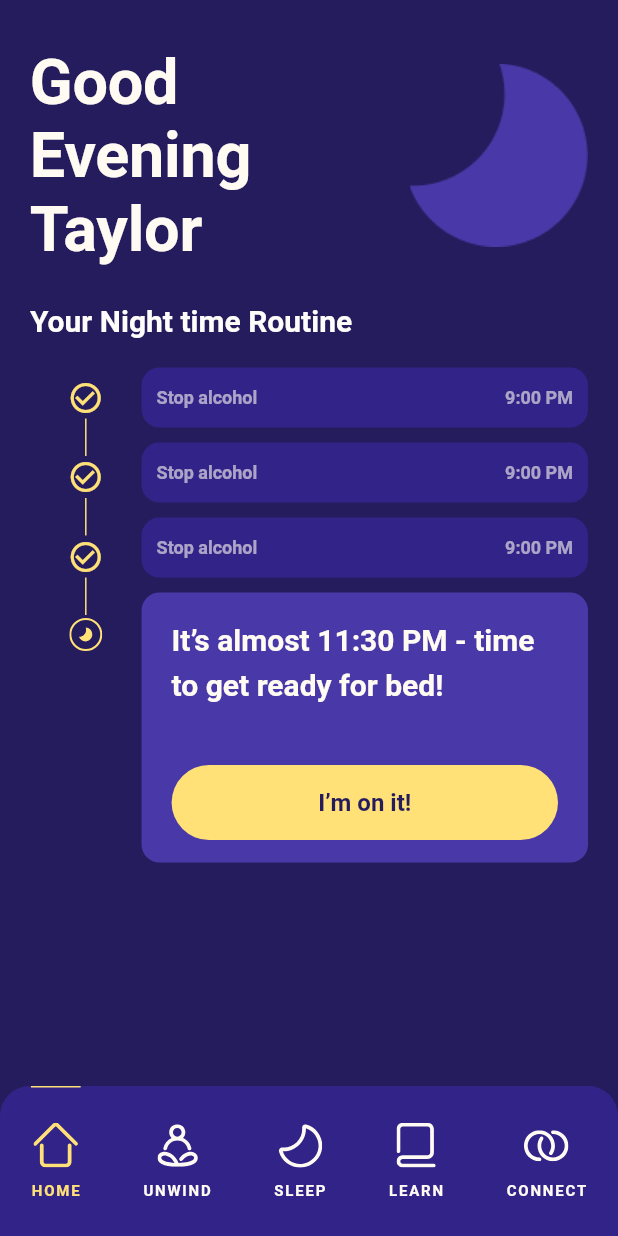
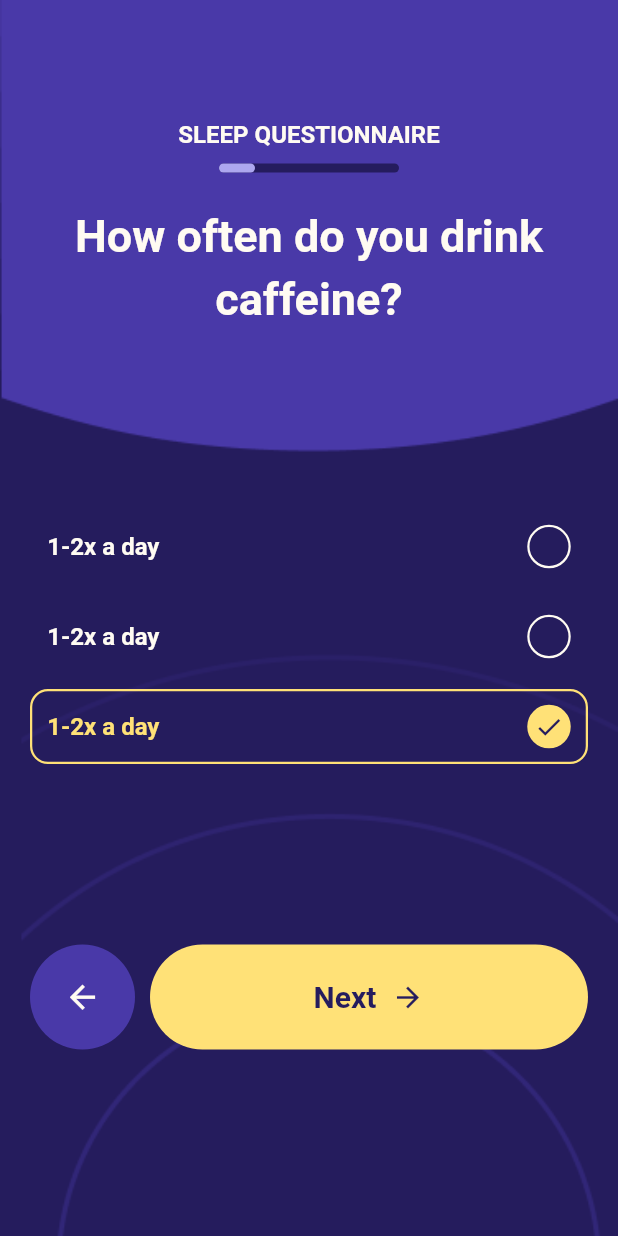
Before and after one commit to umar-101/heathcare, a Flutter app: the screen it shows after launch, on a phone screen of 412 x 824 dp. Run offline on Flutter 3.47's test engine with Material 2 defaults, Android fonts, the phone set to English and light mode, and no system bars; drawn by our look-alikes of percent_indicator; our stand-ins replace flutter_svg.

Commit message:
quiz screen added

```diff
--- a/lib/constants.dart
+++ b/lib/config/constants.dart
@@ -11,3 +11,12 @@ const kBackgroundColor = Color(0xFF4939A8);
 
 const kHeadingColor = Color(0xFFFFFBF2);
 const kSubHeadingColor = Color(0xFFFEFDFA);
+
+// Linear Bar Color
+
+const kBarFillColor = Color(0xFFADA7EF);
+const kBarBackColor = Color(0xFF251C5E);
+
+// Button Container Color
+
+const kButtonColor = Color(0xFFFFE177);
--- a/lib/main.dart
+++ b/lib/main.dart
@@ -1,6 +1,6 @@
 import 'package:flutter/material.dart';
-
-import 'screens/Home/home.dart';
+import 'package:routine_app/config/constants.dart';
+import 'package:routine_app/screens/Quiz/quiz.dart';
 
 void main() {
   runApp(const MyApp());
@@ -15,9 +15,25 @@ class MyApp extends StatelessWidget {
     return MaterialApp(
       title: 'Flutter Demo',
       theme: ThemeData(
-        primarySwatch: Colors.blue,
-      ),
-      home: const HomeScreen(),
+          scaffoldBackgroundColor: kPrimaryColor,
+          textTheme: const TextTheme(
+              headline1:
+                  TextStyle(color: kHeadingColor, fontWeight: FontWeight.w700),
+              headline2: TextStyle(
+                color: kHeadingColor,
+                fontSize: 30,
+                fontWeight: FontWeight.w700,
+              ),
+              headline3: TextStyle(
+                  color: kHeadingColor,
+                  fontSize: 20,
+                  fontWeight: FontWeight.w700),
+              headline4: TextStyle(
+                  color: kHeadingColor,
+                  fontSize: 16,
+                  fontWeight: FontWeight.w700),
+              subtitle1: TextStyle(color: kHeadingColor, fontSize: 12))),
+      home: const QuizScreen(),
     );
   }
 }
--- a/lib/screens/Home/home.dart
+++ b/lib/screens/Home/home.dart
@@ -1,14 +1,14 @@
-// ignore_for_file: prefer_typing_uninitialized_variables
+// ignore_for_file: prefer_typing_uninitialized_variables, avoid_unnecessary_containers
 
 import 'package:flutter_svg/flutter_svg.dart';
 
 import 'package:flutter/material.dart';
 
-import '../../constants.dart';
-import '../../widgets/coloured_navbar.dart';
-import '../../widgets/custom_button.dart';
-import 'components/bullet_point.dart';
-import 'components/check_bullet.dart';
+import '../../config/constants.dart';
+import '../../widgets/common/coloured_navbar.dart';
+import '../../widgets/common/custom_button.dart';
+import '../../widgets/home/bullet_point.dart';
+import '../../widgets/home/check_bullet.dart';
 
 var size, height, width;
 
@@ -34,7 +34,6 @@ class _HomeScreenState extends State<HomeScreen> {
     height = size.height;
     width = size.width;
     return Scaffold(
-      backgroundColor: kPrimaryColor,
       body: SafeArea(
         child: Padding(
           padding: const EdgeInsets.symmetric(horizontal: 20, vertical: 30),
--- /dev/null
+++ b/lib/screens/Quiz/quiz.dart
@@ -0,0 +1,95 @@
+import 'package:flutter/material.dart';
+
+// External Packages Import
+import 'package:percent_indicator/percent_indicator.dart';
+import 'package:routine_app/config/constants.dart';
+
+import '../../widgets/Quiz/check_box_container.dart';
+import '../../widgets/common/next_button.dart';
+
+var size, height, width;
+
+class QuizScreen extends StatefulWidget {
+  const QuizScreen({Key? key}) : super(key: key);
+
+  @override
+  State<QuizScreen> createState() => _QuizScreenState();
+}
+
+class _QuizScreenState extends State<QuizScreen> {
+  bool _value = false;
+  @override
+  Widget build(BuildContext context) {
+    size = MediaQuery.of(context).size;
+    height = size.height;
+    width = size.width;
+    return Scaffold(
+      body: Container(
+        padding: const EdgeInsets.symmetric(horizontal: 10, vertical: 40),
+        width: width,
+        decoration: const BoxDecoration(
+            image: DecorationImage(
+                image: AssetImage(
+                  'assets/images/quizback.png',
+                ),
+                fit: BoxFit.cover)),
+        child: Padding(
+          padding: const EdgeInsets.symmetric(horizontal: 10, vertical: 40),
+          child: Column(
+            children: [
+              Text('Sleep Questionnaire'.toUpperCase(),
+                  style: Theme.of(context).textTheme.headline4),
+              SizedBox(height: 10),
+              Container(
+                width: 140,
+                child: LinearPercentIndicator(
+                  width: 140,
+                  lineHeight: 6,
+                  percent: 0.2,
+                  backgroundColor: kBarBackColor,
+                  progressColor: kBarFillColor,
+                  barRadius: Radius.circular(20),
+                ),
+              ),
+              SizedBox(height: 20),
+              Text(
+                'How often do you drink caffeine?',
+                textAlign: TextAlign.center,
+                style: Theme.of(context).textTheme.headline2?.copyWith(
+                      height: 1.4,
+                    ),
+              ),
+              SizedBox(
+                height: height * 0.14,
+              ),
+              CheckBoxContainer(value: _value),
+              CheckBoxContainer(value: _value),
+              CheckBoxContainer(value: !_value),
+              SizedBox(
+                height: height * 0.14,
+              ),
+              Row(
+                children: [
+                  Container(
+                    width: 70,
+                    height: 70,
+                    decoration: BoxDecoration(
+                        color: kBackgroundColor, shape: BoxShape.circle),
+                    child: Center(
+                        child: Icon(
+                      Icons.arrow_back,
+                      size: 25,
+                      color: kHeadingColor,
+                    )),
+                  ),
+                  SizedBox(width: 10),
+                  NextButton()
+                ],
+              )
+            ],
+          ),
+        ),
+      ),
+    );
+  }
+}
--- /dev/null
+++ b/lib/widgets/Quiz/check_box_container.dart
@@ -0,0 +1,77 @@
+import 'package:flutter/material.dart';
+
+import '../../config/constants.dart';
+
+var size, height, width;
+
+class CheckBoxContainer extends StatelessWidget {
+  const CheckBoxContainer({
+    Key? key,
+    required bool value,
+  })  : _value = value,
+        super(key: key);
+
+  final bool _value;
+
+  @override
+  Widget build(BuildContext context) {
+    size = MediaQuery.of(context).size;
+    height = size.height;
+    width = size.width;
+    return Padding(
+      padding: const EdgeInsets.symmetric(vertical: 5),
+      child: Container(
+        width: width,
+        height: 50,
+        decoration: BoxDecoration(
+            borderRadius: BorderRadius.circular(12),
+            border: Border.all(
+                width: 1.5, color: _value ? kButtonColor : Colors.transparent)),
+        child: Padding(
+          padding: const EdgeInsets.symmetric(horizontal: 10),
+          child: Row(
+            children: [
+              Text(
+                '1-2x a day',
+                style: Theme.of(context)
+                    .textTheme
+                    .headline4
+                    ?.copyWith(color: _value ? kButtonColor : kHeadingColor),
+              ),
+              Spacer(),
+              GestureDetector(
+                onTap: () {
+                  // setState(() {
+                  //   _value = !_value;
+                  // });
+                },
+                child: Container(
+                  decoration: BoxDecoration(
+                      shape: BoxShape.circle,
+                      color: _value ? kButtonColor : Colors.transparent,
+                      border: Border.all(
+                          color: _value ? kButtonColor : kHeadingColor,
+                          width: 1.5)),
+                  child: Padding(
+                    padding: const EdgeInsets.all(3.0),
+                    child: _value
+                        ? Icon(
+                            Icons.check,
+                            size: 20,
+                            color: kBarBackColor,
+                          )
+                        : Icon(
+                            Icons.check_box_outline_blank,
+                            size: 20,
+                            color: Colors.transparent,
+                          ),
+                  ),
+                ),
+              ),
+            ],
+          ),
+        ),
+      ),
+    );
+  }
+}
--- a/lib/widgets/coloured_navbar.dart
+++ b/lib/widgets/common/coloured_navbar.dart
@@ -1,7 +1,7 @@
 import 'package:flutter/material.dart';
 import 'package:flutter_svg/svg.dart';
 
-import '../constants.dart';
+import '../../config/constants.dart';
 
 class ColourNavBar extends StatelessWidget {
   const ColourNavBar({
--- a/lib/widgets/custom_button.dart
+++ b/lib/widgets/common/custom_button.dart
@@ -2,7 +2,7 @@
 
 import 'package:flutter/material.dart';
 
-import '../constants.dart';
+import '../../config/constants.dart';
 
 var size, height, width;
 
--- /dev/null
+++ b/lib/widgets/common/next_button.dart
@@ -0,0 +1,38 @@
+// ignore_for_file: prefer_typing_uninitialized_variables
+
+import 'package:flutter/material.dart';
+
+import '../../config/constants.dart';
+
+class NextButton extends StatelessWidget {
+  const NextButton({
+    Key? key,
+  }) : super(key: key);
+
+  @override
+  Widget build(BuildContext context) {
+    return Expanded(
+      child: Container(
+        height: 70,
+        decoration: BoxDecoration(
+            color: kSecondaryColor, borderRadius: BorderRadius.circular(60)),
+        child: Row(
+          mainAxisAlignment: MainAxisAlignment.center,
+          children: [
+            Text("Next",
+                style: Theme.of(context)
+                    .textTheme
+                    .headline3
+                    ?.copyWith(color: kBarBackColor)),
+            SizedBox(width: 10),
+            Icon(
+              Icons.arrow_forward,
+              size: 22,
+              color: kBarBackColor,
+            )
+          ],
+        ),
+      ),
+    );
+  }
+}
--- a/lib/screens/Home/components/bullet_point.dart
+++ b/lib/widgets/home/bullet_point.dart
@@ -1,6 +1,6 @@
 import 'package:flutter/material.dart';
 
-import '../../../constants.dart';
+import '../../config/constants.dart';
 
 class BulletPoint extends StatelessWidget {
   const BulletPoint({
--- a/lib/screens/Home/components/check_bullet.dart
+++ b/lib/widgets/home/check_bullet.dart
@@ -1,6 +1,6 @@
 import 'package:flutter/material.dart';
 
-import '../../../constants.dart';
+import '../../config/constants.dart';
 
 class CheckBullet extends StatelessWidget {
   const CheckBullet({
```
Also changed, not shown: pubspec.yaml (+1 -6 lines), assets/images/quizback.png (added), assets/images/quizback.svg (added), pubspec.lock, 1 other file.
